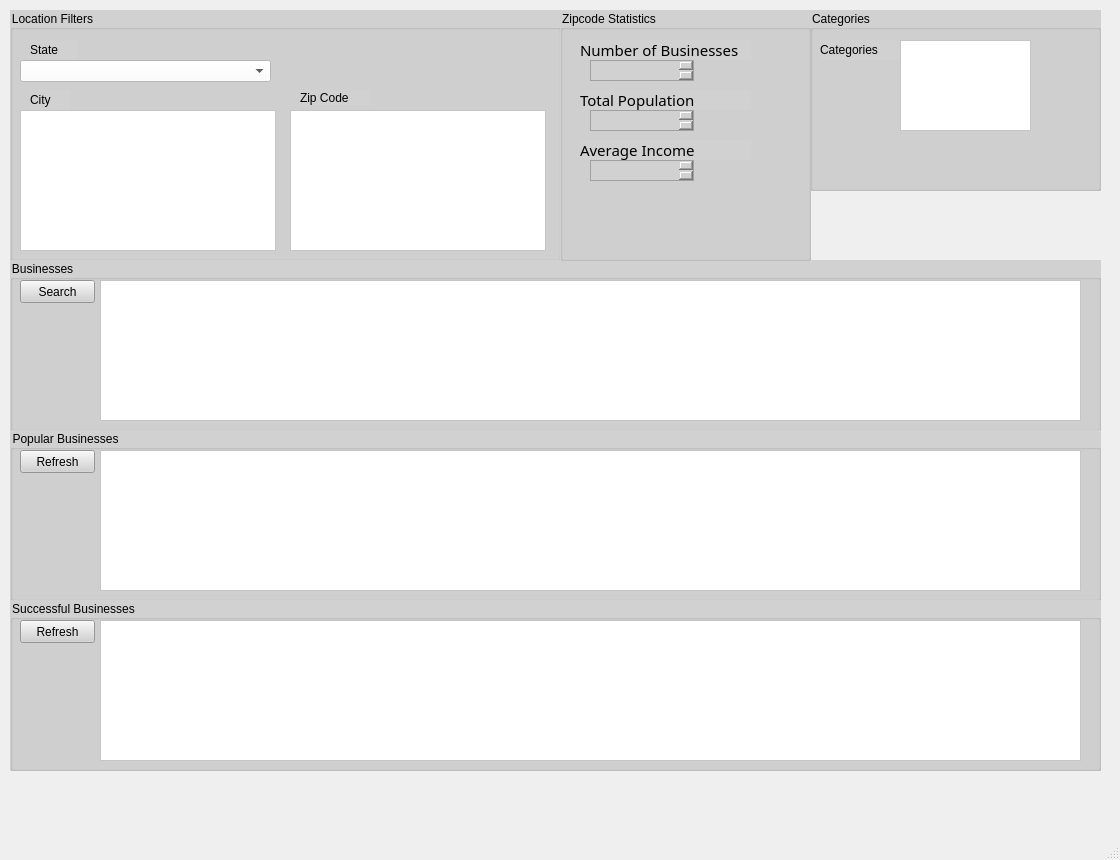
Qt form ProjectUI.ui (Quickbick/YelpDatasetChallenge) before a commit.
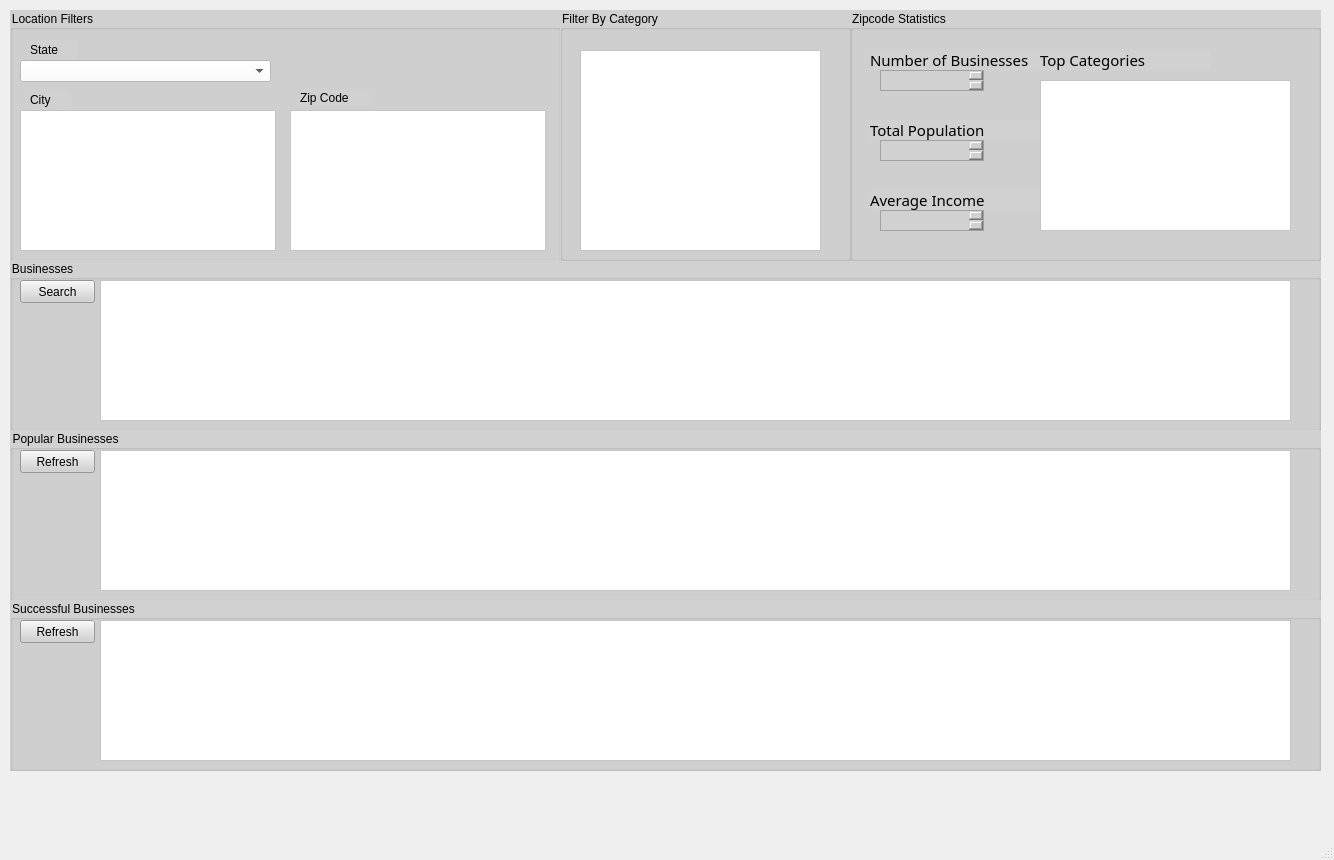
The same form after that commit.

Commit message: updated zipcode stats to include categories

What changed in the file:
```diff
--- a/ProjectUI.ui
+++ b/ProjectUI.ui
@@ -6,7 +6,7 @@
    <rect>
     <x>0</x>
     <y>0</y>
-    <width>1120</width>
+    <width>1334</width>
     <height>860</height>
    </rect>
   </property>
@@ -14,50 +14,6 @@
    <string>MainWindow</string>
   </property>
   <widget class="QWidget" name="centralwidget">
-   <widget class="QGroupBox" name="businessGroup_2">
-    <property name="geometry">
-     <rect>
-      <x>810</x>
-      <y>10</y>
-      <width>291</width>
-      <height>181</height>
-     </rect>
-    </property>
-    <property name="styleSheet">
-     <string notr="true">font: 11pt &quot;Lucida Sans&quot;;
-background-color: rgb(209, 209, 209);</string>
-    </property>
-    <property name="title">
-     <string>Categories</string>
-    </property>
-    <widget class="QLabel" name="label_6">
-     <property name="geometry">
-      <rect>
-       <x>10</x>
-       <y>30</y>
-       <width>80</width>
-       <height>20</height>
-      </rect>
-     </property>
-     <property name="text">
-      <string>Categories</string>
-     </property>
-    </widget>
-    <widget class="QListWidget" name="categoryList">
-     <property name="geometry">
-      <rect>
-       <x>90</x>
-       <y>30</y>
-       <width>131</width>
-       <height>91</height>
-      </rect>
-     </property>
-     <property name="styleSheet">
-      <string notr="true">background-color: rgb(255, 255, 255);
-font: 10pt &quot;Lucida Sans&quot;;</string>
-     </property>
-    </widget>
-   </widget>
    <widget class="QGroupBox" name="groupBox_2">
     <property name="geometry">
      <rect>
@@ -161,7 +117,7 @@
      <rect>
       <x>10</x>
       <y>260</y>
-      <width>1091</width>
+      <width>1311</width>
       <height>171</height>
      </rect>
     </property>
@@ -177,7 +133,7 @@
       <rect>
        <x>90</x>
        <y>20</y>
-       <width>981</width>
+       <width>1191</width>
        <height>141</height>
       </rect>
      </property>
@@ -209,9 +165,9 @@
    <widget class="QGroupBox" name="businessGroup_4">
     <property name="geometry">
      <rect>
-      <x>560</x>
+      <x>850</x>
       <y>10</y>
-      <width>251</width>
+      <width>471</width>
       <height>251</height>
      </rect>
     </property>
@@ -226,7 +182,7 @@
      <property name="geometry">
       <rect>
        <x>20</x>
-       <y>30</y>
+       <y>40</y>
        <width>171</width>
        <height>20</height>
       </rect>
@@ -248,7 +204,7 @@
      <property name="geometry">
       <rect>
        <x>30</x>
-       <y>50</y>
+       <y>60</y>
        <width>104</width>
        <height>21</height>
       </rect>
@@ -265,7 +221,7 @@
      <property name="geometry">
       <rect>
        <x>20</x>
-       <y>80</y>
+       <y>110</y>
        <width>171</width>
        <height>20</height>
       </rect>
@@ -287,24 +243,24 @@
      <property name="geometry">
       <rect>
        <x>30</x>
-       <y>100</y>
-       <width>104</width>
-       <height>21</height>
-      </rect>
-     </property>
-     <property name="html">
-      <string>&lt;!DOCTYPE HTML PUBLIC &quot;-//W3C//DTD HTML 4.0//EN&quot; &quot;http://www.w3.org/TR/REC-html40/strict.dtd&quot;&gt;
-&lt;html&gt;&lt;head&gt;&lt;meta name=&quot;qrichtext&quot; content=&quot;1&quot; /&gt;&lt;style type=&quot;text/css&quot;&gt;
-p, li { white-space: pre-wrap; }
-&lt;/style&gt;&lt;/head&gt;&lt;body style=&quot; font-family:'Lucida Sans'; font-size:11pt; font-weight:400; font-style:normal;&quot;&gt;
-&lt;p style=&quot;-qt-paragraph-type:empty; margin-top:0px; margin-bottom:0px; margin-left:0px; margin-right:0px; -qt-block-indent:0; text-indent:0px;&quot;&gt;&lt;br /&gt;&lt;/p&gt;&lt;/body&gt;&lt;/html&gt;</string>
-     </property>
-    </widget>
-    <widget class="QLabel" name="label_9">
-     <property name="geometry">
-      <rect>
-       <x>20</x>
        <y>130</y>
+       <width>104</width>
+       <height>21</height>
+      </rect>
+     </property>
+     <property name="html">
+      <string>&lt;!DOCTYPE HTML PUBLIC &quot;-//W3C//DTD HTML 4.0//EN&quot; &quot;http://www.w3.org/TR/REC-html40/strict.dtd&quot;&gt;
+&lt;html&gt;&lt;head&gt;&lt;meta name=&quot;qrichtext&quot; content=&quot;1&quot; /&gt;&lt;style type=&quot;text/css&quot;&gt;
+p, li { white-space: pre-wrap; }
+&lt;/style&gt;&lt;/head&gt;&lt;body style=&quot; font-family:'Lucida Sans'; font-size:11pt; font-weight:400; font-style:normal;&quot;&gt;
+&lt;p style=&quot;-qt-paragraph-type:empty; margin-top:0px; margin-bottom:0px; margin-left:0px; margin-right:0px; -qt-block-indent:0; text-indent:0px;&quot;&gt;&lt;br /&gt;&lt;/p&gt;&lt;/body&gt;&lt;/html&gt;</string>
+     </property>
+    </widget>
+    <widget class="QLabel" name="label_9">
+     <property name="geometry">
+      <rect>
+       <x>20</x>
+       <y>180</y>
        <width>171</width>
        <height>20</height>
       </rect>
@@ -326,7 +282,7 @@
      <property name="geometry">
       <rect>
        <x>30</x>
-       <y>150</y>
+       <y>200</y>
        <width>104</width>
        <height>21</height>
       </rect>
@@ -339,13 +295,55 @@
 &lt;p style=&quot;-qt-paragraph-type:empty; margin-top:0px; margin-bottom:0px; margin-left:0px; margin-right:0px; -qt-block-indent:0; text-indent:0px;&quot;&gt;&lt;br /&gt;&lt;/p&gt;&lt;/body&gt;&lt;/html&gt;</string>
      </property>
     </widget>
+    <widget class="QTableWidget" name="categoryTable">
+     <property name="geometry">
+      <rect>
+       <x>190</x>
+       <y>70</y>
+       <width>251</width>
+       <height>151</height>
+      </rect>
+     </property>
+     <property name="styleSheet">
+      <string notr="true">background-color: rgb(255, 255, 255);
+font: 10pt &quot;Lucida Sans&quot;;</string>
+     </property>
+     <attribute name="horizontalHeaderStretchLastSection">
+      <bool>true</bool>
+     </attribute>
+     <attribute name="verticalHeaderVisible">
+      <bool>false</bool>
+     </attribute>
+    </widget>
+    <widget class="QLabel" name="label_10">
+     <property name="geometry">
+      <rect>
+       <x>190</x>
+       <y>40</y>
+       <width>171</width>
+       <height>20</height>
+      </rect>
+     </property>
+     <property name="font">
+      <font>
+       <family>Lucida Sans</family>
+       <pointsize>11</pointsize>
+       <weight>50</weight>
+       <italic>false</italic>
+       <bold>false</bold>
+      </font>
+     </property>
+     <property name="text">
+      <string>Top Categories</string>
+     </property>
+    </widget>
    </widget>
    <widget class="QGroupBox" name="businessGroup_5">
     <property name="geometry">
      <rect>
       <x>10</x>
       <y>430</y>
-      <width>1091</width>
+      <width>1311</width>
       <height>171</height>
      </rect>
     </property>
@@ -361,7 +359,7 @@
       <rect>
        <x>90</x>
        <y>20</y>
-       <width>981</width>
+       <width>1191</width>
        <height>141</height>
       </rect>
      </property>
@@ -395,7 +393,7 @@
      <rect>
       <x>10</x>
       <y>600</y>
-      <width>1091</width>
+      <width>1311</width>
       <height>171</height>
      </rect>
     </property>
@@ -411,7 +409,7 @@
       <rect>
        <x>90</x>
        <y>20</y>
-       <width>981</width>
+       <width>1191</width>
        <height>141</height>
       </rect>
      </property>
@@ -440,6 +438,37 @@
      </property>
     </widget>
    </widget>
+   <widget class="QGroupBox" name="businessGroup_2">
+    <property name="geometry">
+     <rect>
+      <x>560</x>
+      <y>10</y>
+      <width>291</width>
+      <height>251</height>
+     </rect>
+    </property>
+    <property name="styleSheet">
+     <string notr="true">font: 11pt &quot;Lucida Sans&quot;;
+background-color: rgb(209, 209, 209);</string>
+    </property>
+    <property name="title">
+     <string>Filter By Category</string>
+    </property>
+    <widget class="QListWidget" name="categoryList">
+     <property name="geometry">
+      <rect>
+       <x>20</x>
+       <y>40</y>
+       <width>241</width>
+       <height>201</height>
+      </rect>
+     </property>
+     <property name="styleSheet">
+      <string notr="true">background-color: rgb(255, 255, 255);
+font: 10pt &quot;Lucida Sans&quot;;</string>
+     </property>
+    </widget>
+   </widget>
   </widget>
   <widget class="QMenuBar" name="menubar">
    <property name="geometry">
```
Left out of the diff: 2 changed lines with no effect on the pictures. The commit also changes 1 other file.
